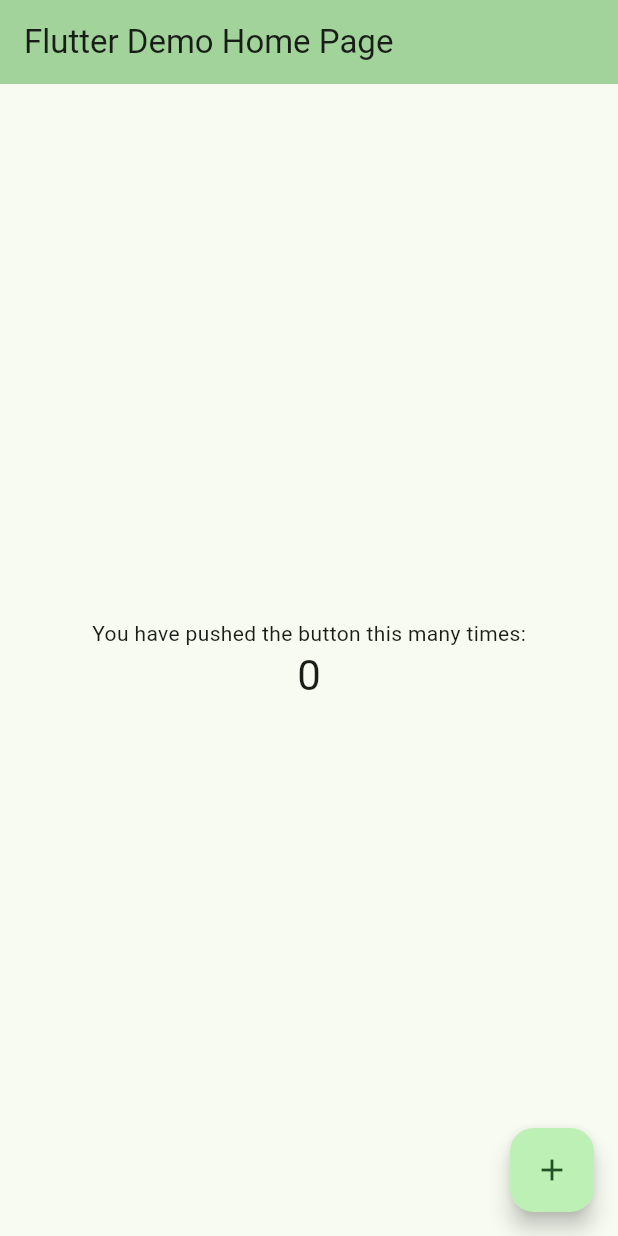
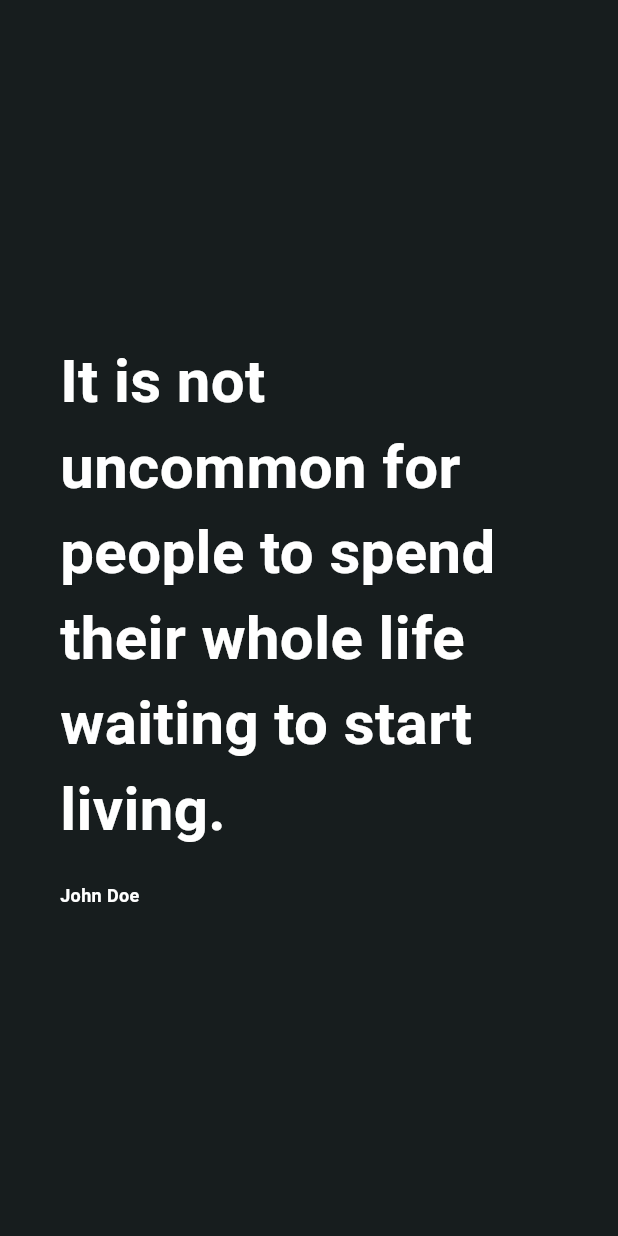
Before and after one commit to rryyy/crack-and-tell, a Flutter app: the screen it shows after launch, on a phone screen of 412 x 824 dp. Run offline on Flutter 3.47's test engine with Material 3 defaults, Android fonts, the phone set to English and light mode, and no system bars; drawn by our look-alikes of animated_background, auto_size_text.

Commit message:
[WIP] - Basic UI and static quote added

```diff
--- /dev/null
+++ b/lib/app/app.dart
@@ -0,0 +1,19 @@
+import 'package:crack_and_tell/app/themes.dart';
+import 'package:crack_and_tell/features/quote/presentation/pages/quote_page.dart';
+import 'package:flutter/material.dart';
+
+class CrackAndTell extends StatelessWidget {
+  const CrackAndTell({super.key});
+
+  @override
+  Widget build(BuildContext context) {
+    return MaterialApp(
+      title: 'Crack and Tell',
+      theme: AppThemes.lightTheme,
+      darkTheme: AppThemes.darkTheme,
+      themeMode: ThemeMode.system
+      ,
+      home: QuotePage()
+    );
+  }
+}
--- /dev/null
+++ b/lib/app/themes.dart
@@ -0,0 +1,26 @@
+import 'package:flutter/material.dart';
+import 'package:flutter/services.dart';
+
+class AppThemes {
+  static final lightTheme = ThemeData(
+    useMaterial3: true,
+    colorScheme: ColorScheme.fromSeed(
+      seedColor: Colors.cyan,
+      brightness: Brightness.light,
+    ),
+    appBarTheme: const AppBarTheme(
+      systemOverlayStyle: SystemUiOverlayStyle.light
+    ),
+  );
+
+  static final darkTheme = ThemeData(
+    useMaterial3: true,
+    colorScheme: ColorScheme.fromSeed(
+      seedColor: Colors.cyan,
+      brightness: Brightness.dark,
+    ),
+    appBarTheme: const AppBarTheme(
+      systemOverlayStyle: SystemUiOverlayStyle.dark
+    ),
+  );
+}
--- /dev/null
+++ b/lib/features/quote/presentation/pages/quote_page.dart
@@ -0,0 +1,74 @@
+import 'package:animated_background/animated_background.dart';
+import 'package:auto_size_text/auto_size_text.dart';
+import 'package:flutter/material.dart';
+
+class QuotePage extends StatefulWidget {
+  const QuotePage({super.key});
+
+  @override
+  State<QuotePage> createState() => _QuotePageState();
+}
+
+class _QuotePageState extends State<QuotePage> with SingleTickerProviderStateMixin{
+  @override
+  Widget build(BuildContext context) {
+    return Scaffold(
+      backgroundColor: Theme.of(context).colorScheme.onSurface,
+      body: AnimatedBackground(
+        vsync: this,
+        behaviour: RandomParticleBehaviour(
+          options: ParticleOptions(
+            baseColor: Theme.of(context).colorScheme.onSurfaceVariant,
+            spawnOpacity: 0.0,
+            opacityChangeRate: 0.25,
+            minOpacity: 0.1,
+            maxOpacity: 0.4,
+            spawnMinSpeed: 10.00,
+            spawnMaxSpeed: 50.00,
+            spawnMinRadius: 1.00,
+            spawnMaxRadius: 50.00,
+            particleCount: 50,
+          )
+        ),
+        child: Center(
+        child: Container(
+          width: MediaQuery.of(context).size.width,
+          height: MediaQuery.of(context).size.height / 2,
+          // color: Theme.of(context).colorScheme.onSurfaceVariant,
+          padding: const EdgeInsets.symmetric(vertical: 20, horizontal: 40),
+          child: Column(
+            crossAxisAlignment: CrossAxisAlignment.start,
+            mainAxisAlignment: MainAxisAlignment.start,
+            children: [
+              AutoSizeText(
+                'It is not uncommon for people to spend their whole life waiting to start living.',
+                maxLines: 10,
+                minFontSize: 12,
+                overflow: TextOverflow.ellipsis,
+                textAlign: TextAlign.left,
+                style: TextStyle(
+                  fontSize: 40,
+                  color: Colors.white,
+                  fontWeight: FontWeight.bold,
+                ),
+              ),
+              const SizedBox(height: 20),
+              AutoSizeText(
+                'John Doe',
+                maxLines: 1,
+                minFontSize: 6,
+                textAlign: TextAlign.left,
+                style: TextStyle(
+                  fontSize: 12,
+                  color: Colors.white,
+                  fontWeight: FontWeight.bold,
+                ),
+              ),
+            ],
+          )
+        )
+      )
+      )
+    );
+  }
+}
--- a/lib/main.dart
+++ b/lib/main.dart
@@ -1,122 +1,6 @@
+import 'package:crack_and_tell/app/app.dart';
 import 'package:flutter/material.dart';
 
 void main() {
-  runApp(const MyApp());
+  runApp(CrackAndTell());
 }
-
-class MyApp extends StatelessWidget {
-  const MyApp({super.key});
-
-  // This widget is the root of your application.
-  @override
-  Widget build(BuildContext context) {
-    return MaterialApp(
-      title: 'Flutter Demo',
-      theme: ThemeData(
-        // This is the theme of your application.
-        //
-        // TRY THIS: Try running your application with "flutter run". You'll see
-        // the application has a purple toolbar. Then, without quitting the app,
-        // try changing the seedColor in the colorScheme below to Colors.green
-        // and then invoke "hot reload" (save your changes or press the "hot
-        // reload" button in a Flutter-supported IDE, or press "r" if you used
-        // the command line to start the app).
-        //
-        // Notice that the counter didn't reset back to zero; the application
-        // state is not lost during the reload. To reset the state, use hot
-        // restart instead.
-        //
-        // This works for code too, not just values: Most code changes can be
-        // tested with just a hot reload.
-        colorScheme: ColorScheme.fromSeed(seedColor: Colors.green),
-      ),
-      home: const MyHomePage(title: 'Flutter Demo Home Page'),
-    );
-  }
-}
-
-class MyHomePage extends StatefulWidget {
-  const MyHomePage({super.key, required this.title});
-
-  // This widget is the home page of your application. It is stateful, meaning
-  // that it has a State object (defined below) that contains fields that affect
-  // how it looks.
-
-  // This class is the configuration for the state. It holds the values (in this
-  // case the title) provided by the parent (in this case the App widget) and
-  // used by the build method of the State. Fields in a Widget subclass are
-  // always marked "final".
-
-  final String title;
-
-  @override
-  State<MyHomePage> createState() => _MyHomePageState();
-}
-
-class _MyHomePageState extends State<MyHomePage> {
-  int _counter = 0;
-
-  void _incrementCounter() {
-    setState(() {
-      // This call to setState tells the Flutter framework that something has
-      // changed in this State, which causes it to rerun the build method below
-      // so that the display can reflect the updated values. If we changed
-      // _counter without calling setState(), then the build method would not be
-      // called again, and so nothing would appear to happen.
-      _counter++;
-    });
-  }
-
-  @override
-  Widget build(BuildContext context) {
-    // This method is rerun every time setState is called, for instance as done
-    // by the _incrementCounter method above.
-    //
-    // The Flutter framework has been optimized to make rerunning build methods
-    // fast, so that you can just rebuild anything that needs updating rather
-    // than having to individually change instances of widgets.
-    return Scaffold(
-      appBar: AppBar(
-        // TRY THIS: Try changing the color here to a specific color (to
-        // Colors.amber, perhaps?) and trigger a hot reload to see the AppBar
-        // change color while the other colors stay the same.
-        backgroundColor: Theme.of(context).colorScheme.inversePrimary,
-        // Here we take the value from the MyHomePage object that was created by
-        // the App.build method, and use it to set our appbar title.
-        title: Text(widget.title),
-      ),
-      body: Center(
-        // Center is a layout widget. It takes a single child and positions it
-        // in the middle of the parent.
-        child: Column(
-          // Column is also a layout widget. It takes a list of children and
-          // arranges them vertically. By default, it sizes itself to fit its
-          // children horizontally, and tries to be as tall as its parent.
-          //
-          // Column has various properties to control how it sizes itself and
-          // how it positions its children. Here we use mainAxisAlignment to
-          // center the children vertically; the main axis here is the vertical
-          // axis because Columns are vertical (the cross axis would be
-          // horizontal).
-          //
-          // TRY THIS: Invoke "debug painting" (choose the "Toggle Debug Paint"
-          // action in the IDE, or press "p" in the console), to see the
-          // wireframe for each widget.
-          mainAxisAlignment: MainAxisAlignment.center,
-          children: <Widget>[
-            const Text('You have pushed the button this many times:'),
-            Text(
-              '$_counter',
-              style: Theme.of(context).textTheme.headlineMedium,
-            ),
-          ],
-        ),
-      ),
-      floatingActionButton: FloatingActionButton(
-        onPressed: _incrementCounter,
-        tooltip: 'Increment',
-        child: const Icon(Icons.add),
-      ), // This trailing comma makes auto-formatting nicer for build methods.
-    );
-  }
-}
--- a/pubspec.yaml
+++ b/pubspec.yaml
@@ -34,6 +34,8 @@ dependencies:
   # The following adds the Cupertino Icons font to your application.
   # Use with the CupertinoIcons class for iOS style icons.
   cupertino_icons: ^1.0.8
+  auto_size_text: ^3.0.0
+  animated_background: ^2.0.0
 
 dev_dependencies:
   flutter_test:
```
Also changed, not shown: pubspec.lock, 1 other file.
